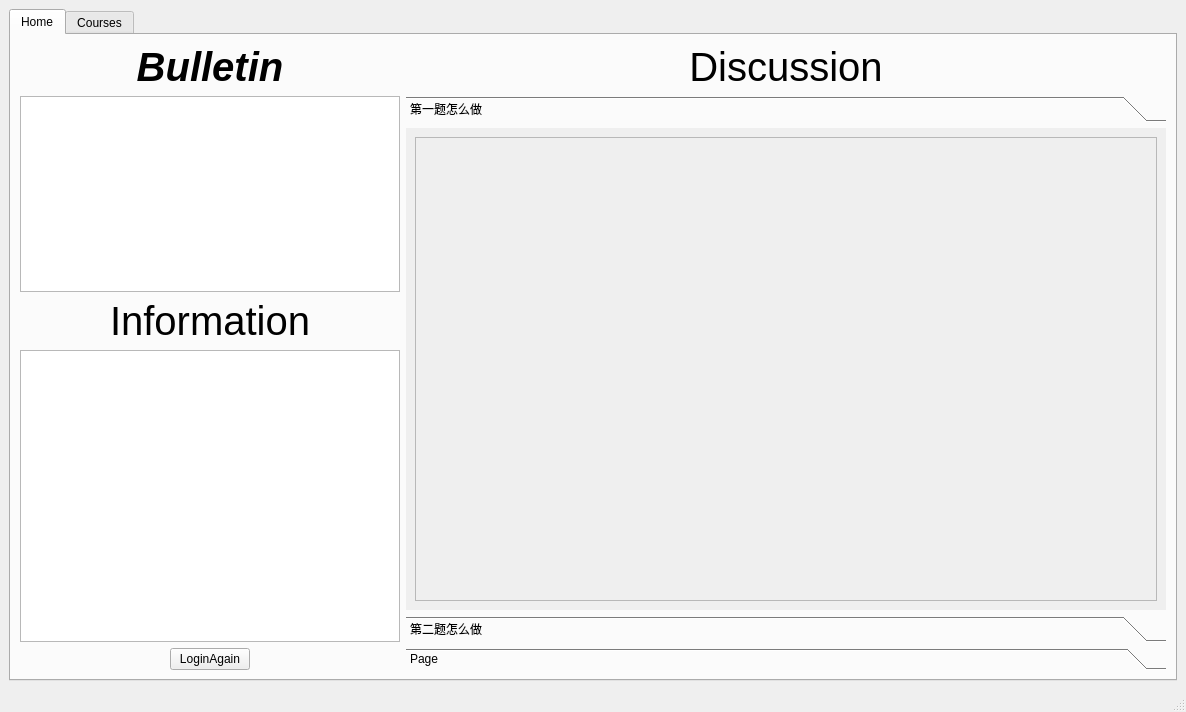
Qt form Jobs-of-SoftwareEngineer/Codeing/Scut/student.ui (CSLP/CPP) before a commit.
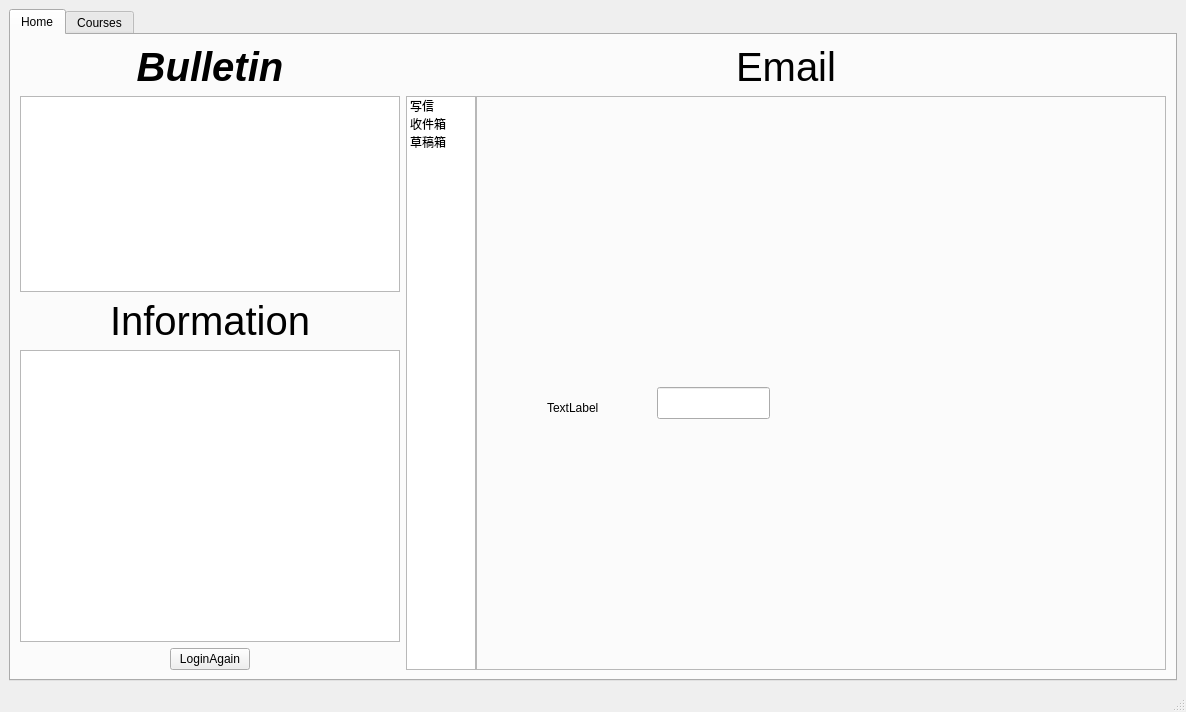
The same form after that commit. The open tabs and pages were chosen to show the change. Icons and pictures are not drawn.

Patch:
```diff
--- a/Jobs-of-SoftwareEngineer/Codeing/Scut/student.ui
+++ b/Jobs-of-SoftwareEngineer/Codeing/Scut/student.ui
@@ -167,7 +167,7 @@
              </font>
             </property>
             <property name="text">
-             <string>Discussion</string>
+             <string>Email</string>
             </property>
             <property name="alignment">
              <set>Qt::AlignCenter</set>
@@ -175,67 +175,97 @@
            </widget>
           </item>
           <item>
-           <widget class="QToolBox" name="toolBox">
-            <property name="currentIndex">
+           <layout class="QHBoxLayout" name="horizontalLayout_2" stretch="1,10">
+            <property name="spacing">
              <number>0</number>
             </property>
+            <item>
+             <widget class="QListWidget" name="listWidget">
+              <item>
+               <property name="text">
+                <string>写信</string>
+               </property>
+              </item>
+              <item>
+               <property name="text">
+                <string>收件箱</string>
+               </property>
+              </item>
+              <item>
+               <property name="text">
+                <string>草稿箱</string>
+               </property>
+              </item>
+             </widget>
+            </item>
+            <item>
+             <widget class="QStackedWidget" name="stackedWidget">
+              <property name="frameShape">
+               <enum>QFrame::StyledPanel</enum>
+              </property>
+              <property name="currentIndex">
+               <number>2</number>
+              </property>
             <widget class="QWidget" name="page1">
+               <widget class="QLabel" name="label_5">
              <property name="geometry">
               <rect>
-               <x>0</x>
-               <y>0</y>
-               <width>758</width>
-               <height>403</height>
-              </rect>
-             </property>
-             <attribute name="label">
-              <string>第一题怎么做</string>
-             </attribute>
-             <layout class="QHBoxLayout" name="horizontalLayout_4">
-              <item>
-               <widget class="QScrollArea" name="scrollArea">
-                <property name="widgetResizable">
-                 <bool>true</bool>
+                  <x>70</x>
+                  <y>300</y>
+                  <width>85</width>
+                  <height>22</height>
+                 </rect>
+                </property>
+                <property name="text">
+                 <string>TextLabel</string>
                 </property>
-                <widget class="QWidget" name="scrollAreaWidgetContents">
+               </widget>
+               <widget class="QLineEdit" name="lineEdit_2">
                  <property name="geometry">
                   <rect>
-                   <x>0</x>
-                   <y>0</y>
-                   <width>738</width>
-                   <height>383</height>
-                  </rect>
-                 </property>
-                 <property name="minimumSize">
-                  <size>
-                   <width>0</width>
-                   <height>0</height>
-                  </size>
-                 </property>
-                </widget>
-               </widget>
-              </item>
-             </layout>
+                  <x>180</x>
+                  <y>290</y>
+                  <width>113</width>
+                  <height>32</height>
+                 </rect>
+                </property>
+               </widget>
+              </widget>
+              <widget class="QWidget" name="page">
+               <widget class="QLabel" name="label_4">
+                <property name="geometry">
+                 <rect>
+                  <x>210</x>
+                  <y>200</y>
+                  <width>85</width>
+                  <height>22</height>
+                 </rect>
+                </property>
+                <property name="text">
+                 <string>收件箱</string>
+                </property>
+               </widget>
+               <zorder>label_4</zorder>
+               <zorder>listWidget</zorder>
             </widget>
             <widget class="QWidget" name="page2">
+               <widget class="QLabel" name="label_2">
              <property name="geometry">
               <rect>
-               <x>0</x>
-               <y>0</y>
-               <width>758</width>
-               <height>403</height>
-              </rect>
-             </property>
-             <attribute name="label">
-              <string>第二题怎么做</string>
-             </attribute>
-            </widget>
-            <widget class="QWidget" name="page3">
-             <attribute name="label">
-              <string>Page</string>
-             </attribute>
-            </widget>
-           </widget>
+                  <x>200</x>
+                  <y>220</y>
+                  <width>85</width>
+                  <height>22</height>
+                 </rect>
+                </property>
+                <property name="text">
+                 <string>草稿箱</string>
+                </property>
+               </widget>
+              </widget>
+             </widget>
+            </item>
+           </layout>
           </item>
          </layout>
         </item>
```
Left out of the diff: 19 changed lines with no effect on the pictures. Lines whose indentation alone changed are shown as unchanged.
